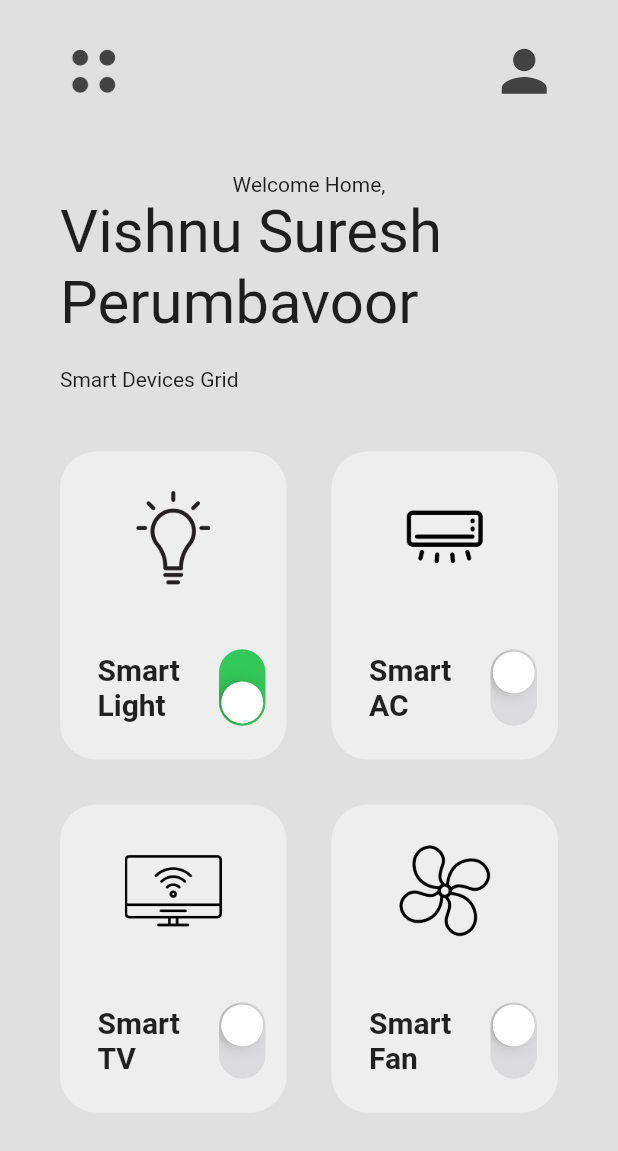
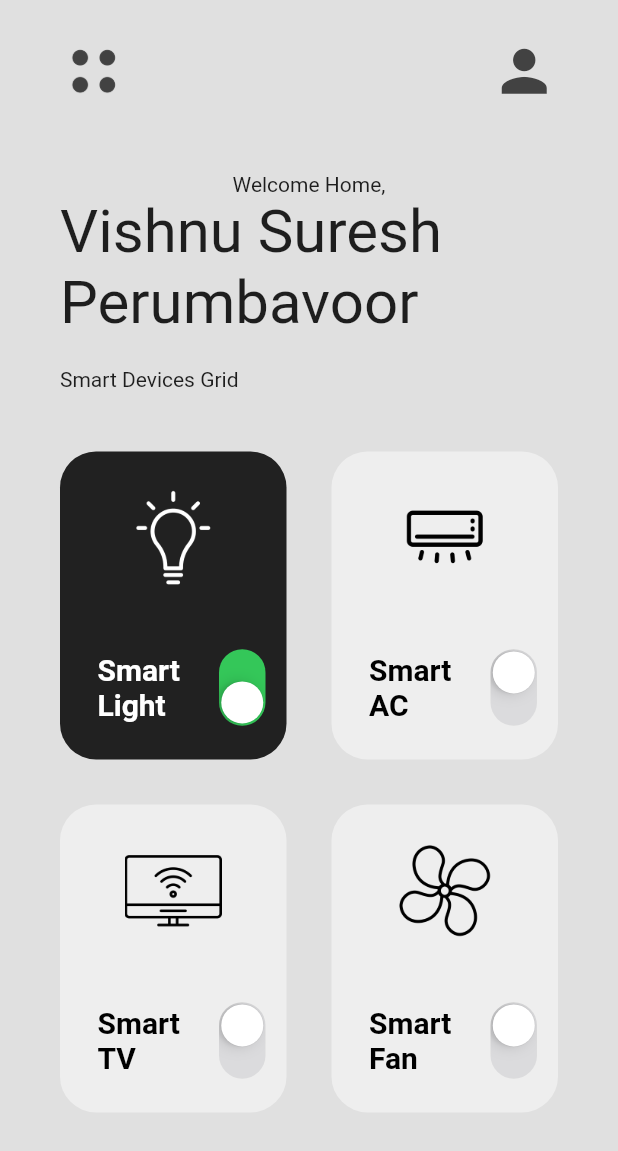
Before and after one commit to vishnusureshperumbavoor/home_automation_flutter, a Flutter app: the screen it shows after launch, on a phone screen of 412 x 824 dp. Shown: the top 1151 px of the screen. Run offline on Flutter 3.47's test engine with Material 2 defaults, Android fonts, the phone set to English and light mode, and no system bars.

Commit message:
added color change during on and off

```diff
--- a/lib/util/smart_device_box.dart
+++ b/lib/util/smart_device_box.dart
@@ -2,7 +2,6 @@ import 'dart:math';
 
 import 'package:flutter/cupertino.dart';
 import 'package:flutter/material.dart';
-
 
 class SmartDeviceBox extends StatelessWidget {
   final String smartDeviceName;
@@ -24,7 +23,7 @@ class SmartDeviceBox extends StatelessWidget {
       padding: const EdgeInsets.all(15.0),
       child: Container(
         decoration: BoxDecoration(
-          color: Colors.grey[200],
+          color: powerOn ? Colors.grey[900] : Colors.grey[200],
           borderRadius: BorderRadius.circular(24),
         ),
         padding: const EdgeInsets.symmetric(vertical: 25),
@@ -35,6 +34,7 @@ class SmartDeviceBox extends StatelessWidget {
             Image.asset(
               iconPath,
               height: 65,
+              color: powerOn ? Colors.white : Colors.black,
             ),
             Row(
               children: [
@@ -43,9 +43,10 @@ class SmartDeviceBox extends StatelessWidget {
                     padding: const EdgeInsets.only(left: 25.0),
                     child: Text(
                       smartDeviceName,
-                      style: const TextStyle(
+                      style: TextStyle(
                         fontWeight: FontWeight.bold,
                         fontSize: 20,
+                        color: powerOn ? Colors.white : Colors.black,
                       ),
                     ),
                   ),
```
